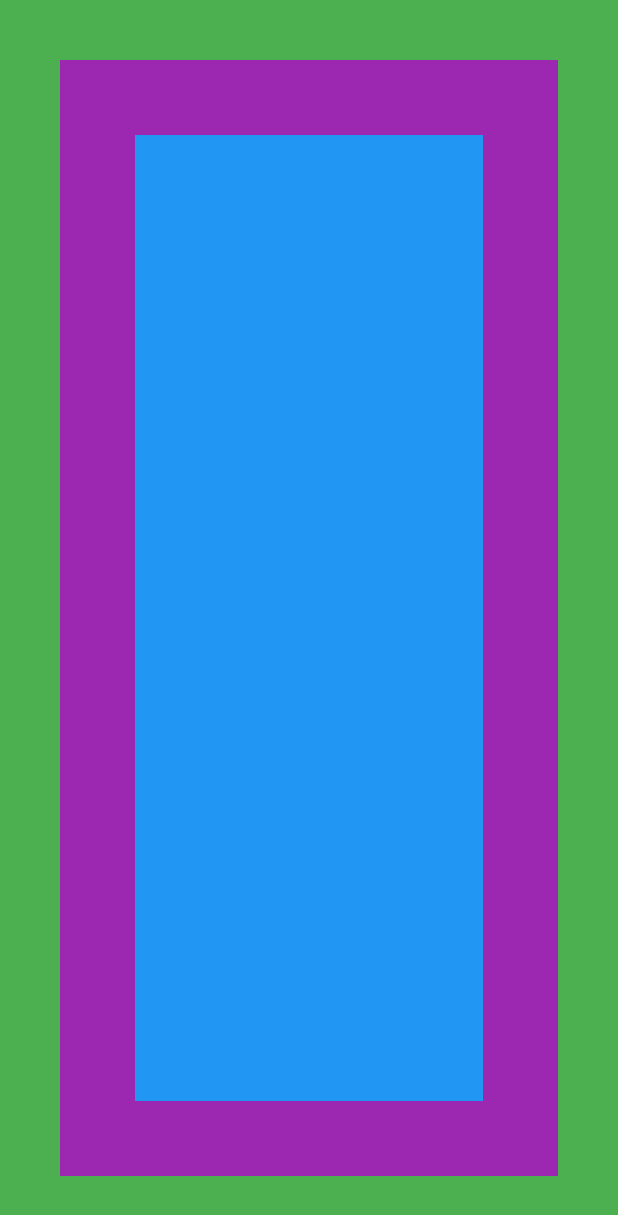
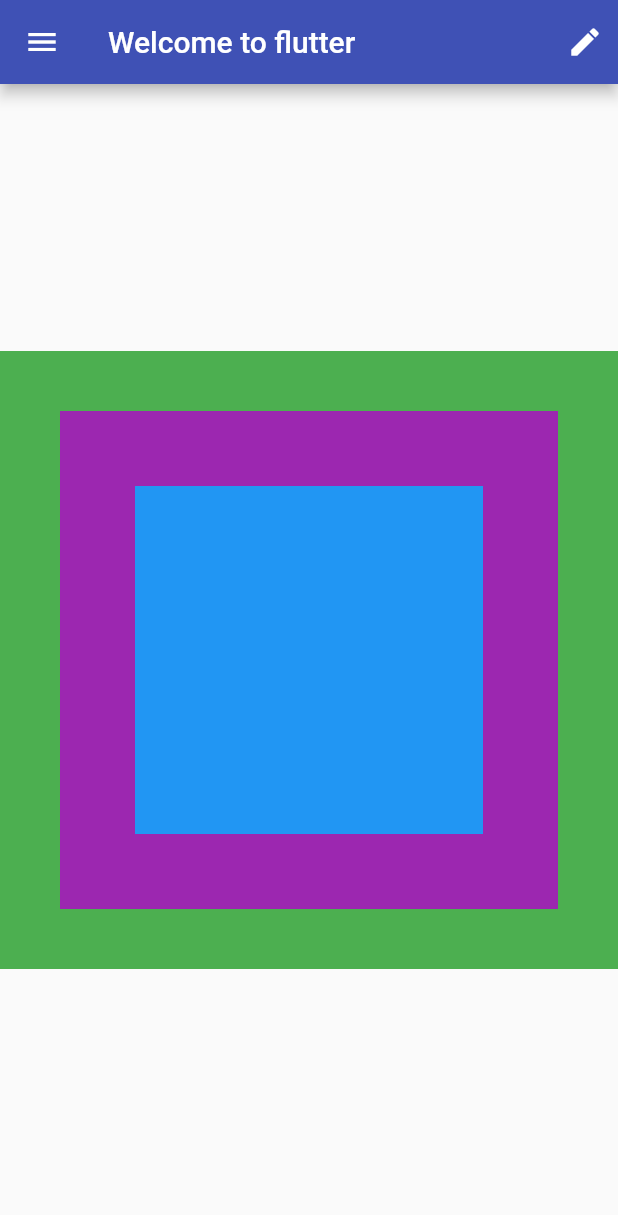
Before and after one commit to thanhtruong-agilityio/kiet-pham-flutter-training, a Flutter app: the screen it shows after launch, on a phone screen of 412 x 824 dp. Shown: the top 1215 px of the screen. Run offline on Flutter 3.47's test engine with Material 2 defaults, Android fonts, the phone set to English and light mode, and no system bars.

Commit message:
Using a Scaffold

```diff
--- /dev/null
+++ b/flutter_traning/chapter_03/lib/basic_screen.dart
@@ -0,0 +1,35 @@
+import 'package:flutter/material.dart';
+
+import 'immutable_widget.dart';
+
+class BasicScreen extends StatelessWidget {
+  @override
+  Widget build(BuildContext context) {
+    return Scaffold(
+      appBar: AppBar(
+        backgroundColor: Colors.indigo,
+        title: Text('Welcome to flutter'),
+        actions: <Widget>[
+          Padding(
+            padding: const EdgeInsets.all(10.0),
+            child: Icon(Icons.edit),
+          )
+        ],
+      ),
+      body: Center(
+        child: AspectRatio(
+          aspectRatio: 1.0,
+          child: ImmutableWidget(),
+        ),
+      ),
+      drawer: Drawer(
+        child: Container(
+          color: Colors.lightBlue,
+          child: Center(
+            child: Text('I\'m a Drawer!'),
+          ),
+        ),
+      ),
+    );
+  }
+}
--- a/flutter_traning/chapter_03/lib/main.dart
+++ b/flutter_traning/chapter_03/lib/main.dart
@@ -1,7 +1,8 @@
 import 'package:flutter/cupertino.dart';
 import 'package:flutter/material.dart';
 
-import '/immutable_widget.dart';
+import 'immutable_widget.dart';
+import 'basic_screen.dart';
 
 void main() => runApp(StaticApp());
 
@@ -10,7 +11,7 @@ class StaticApp extends StatelessWidget {
   Widget build(BuildContext context) {
     return MaterialApp(
       debugShowCheckedModeBanner: false,
-      home: ImmutableWidget(),
+      home: BasicScreen(),
     );
   }
 }
```
